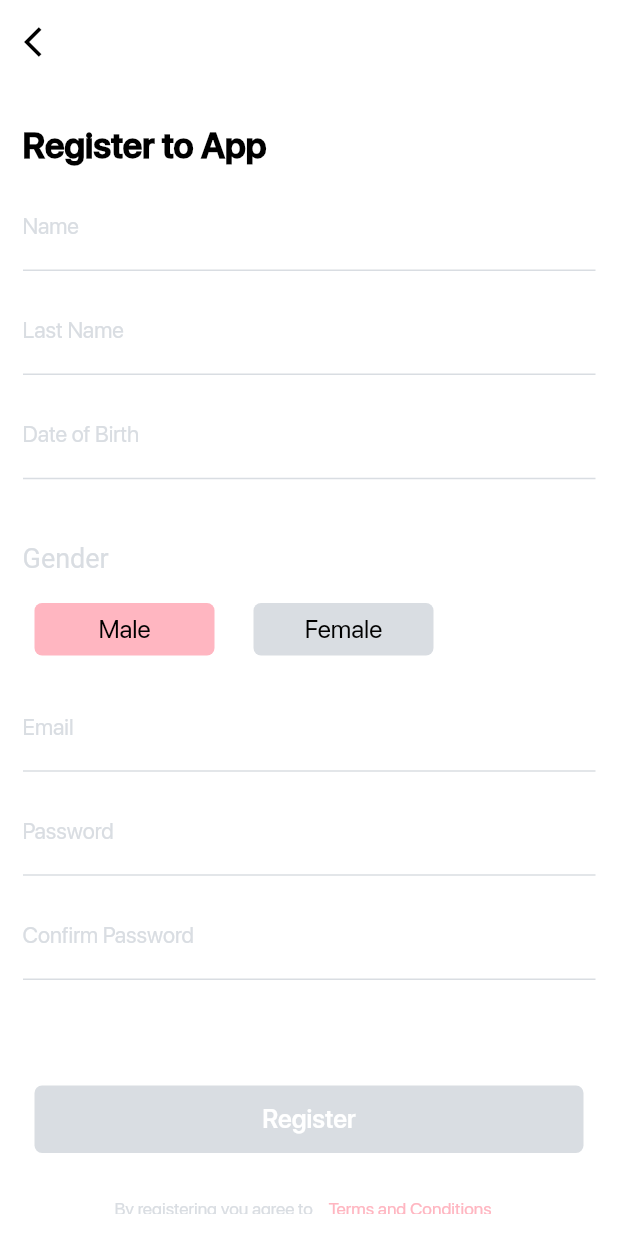
After one commit to SPARSHAGGARWAL17/dating-app, a Flutter app: the RegisterApp screen opened directly, on a phone screen of 412 x 824 dp. The commit adds this screen. Run offline on Flutter 3.47's test engine with Material 2 defaults, Android fonts, the phone set to English and light mode, and no system bars; our stand-ins replace font_awesome_flutter, pin_code_fields.

Commit message:
final changes

```diff
--- /dev/null
+++ b/lib/export.dart
@@ -0,0 +1,2 @@
+export  'package:flutter/material.dart';
+export './const.dart';
--- a/lib/main.dart
+++ b/lib/main.dart
@@ -1,6 +1,4 @@
 import 'package:bewp_life/routes.dart';
-import 'package:bewp_life/view/forgot-password/forgot-password.dart';
-import 'package:bewp_life/view/forgot-password/verify-pin.dart';
 import 'package:bewp_life/view/startup-screens/onboard.dart';
 import 'package:flutter/material.dart';
 
--- /dev/null
+++ b/lib/view/startup-screens/registerApp.dart
@@ -0,0 +1,225 @@
+import '../../export.dart';
+
+class RegisterApp extends StatefulWidget {
+  @override
+  _RegisterAppState createState() => _RegisterAppState();
+}
+
+class _RegisterAppState extends State<RegisterApp> {
+  @override
+  String currentGender = 'Male';
+  Widget build(BuildContext context) {
+    return Scaffold(
+      appBar: AppBar(
+        leading: Icon(
+          Icons.arrow_back_ios,
+          color: Colors.black,
+        ),
+        elevation: 0,
+        backgroundColor: Colors.transparent,
+      ),
+      body: SafeArea(
+        child: Padding(
+          padding: const EdgeInsets.all(15.0),
+          child: SingleChildScrollView(
+            child: Container(
+              height: 800,
+              child: Column(
+                mainAxisAlignment: MainAxisAlignment.spaceEvenly,
+                children: [
+                  Align(
+                    alignment: Alignment.topLeft,
+                    child: Text('Register to App',
+                        textAlign: TextAlign.left,
+                        style:
+                            buildTextStyle(weight: FontWeight.w900, size: 24)),
+                  ),
+                  TextFormField(
+                    decoration: InputDecoration(
+                        labelText: 'Name',
+                        enabledBorder: UnderlineInputBorder(
+                            borderSide: BorderSide(color: kGreyColor)),
+                        labelStyle: buildTextStyle(
+                          color: kGreyColor,
+                        )),
+                  ),
+                  TextFormField(
+                    decoration: InputDecoration(
+                        labelText: 'Last Name',
+                        enabledBorder: UnderlineInputBorder(
+                            borderSide: BorderSide(color: kGreyColor)),
+                        labelStyle: buildTextStyle(
+                          color: kGreyColor,
+                        )),
+                  ),
+                  TextFormField(
+                    decoration: InputDecoration(
+                        labelText: 'Date of Birth',
+                        enabledBorder: UnderlineInputBorder(
+                            borderSide: BorderSide(color: kGreyColor)),
+                        labelStyle: buildTextStyle(
+                          color: kGreyColor,
+                        )),
+                  ),
+                  SizedBox(
+                    height: 20,
+                  ),
+                  Align(
+                    alignment: Alignment.topLeft,
+                    child: Text(
+                      'Gender',
+                      style: TextStyle(color: kGreyColor, fontSize: 18),
+                    ),
+                  ),
+                  Row(
+                    children: [
+                      buildGenderButton('Male'),
+                      SizedBox(
+                        width: 10,
+                      ),
+                      buildGenderButton('Female'),
+                    ],
+                  ),
+                  TextFormField(
+                    decoration: InputDecoration(
+                        labelText: 'Email',
+                        enabledBorder: UnderlineInputBorder(
+                            borderSide: BorderSide(color: kGreyColor)),
+                        labelStyle: buildTextStyle(
+                          color: kGreyColor,
+                        )),
+                  ),
+                  TextFormField(
+                    decoration: InputDecoration(
+                        labelText: 'Password',
+                        enabledBorder: UnderlineInputBorder(
+                            borderSide: BorderSide(color: kGreyColor)),
+                        labelStyle: buildTextStyle(
+                          color: kGreyColor,
+                        )),
+                  ),
+                  TextFormField(
+                    decoration: InputDecoration(
+                        labelText: 'Confirm Password',
+                        enabledBorder: UnderlineInputBorder(
+                            borderSide: BorderSide(color: kGreyColor)),
+                        labelStyle: buildTextStyle(
+                          color: kGreyColor,
+                        )),
+                  ),
+                  SizedBox(
+                    height: 40,
+                  ),
+                  TextButton(
+                    onPressed: () {
+                      Null;
+                    },
+                    child: Container(
+                      width: double.maxFinite,
+                      height: 45,
+                      decoration: BoxDecoration(
+                        borderRadius: BorderRadius.circular(5),
+                        color: kGreyColor,
+                      ),
+                      child: Center(
+                        child: Text(
+                          'Register',
+                          style: buildTextStyle(
+                              size: 17,
+                              color: Colors.white,
+                              weight: FontWeight.bold),
+                        ),
+                      ),
+                    ),
+                  ),
+                  Container(
+                    child: Column(
+                      mainAxisAlignment: MainAxisAlignment.center,
+                      children: [
+                        Row(
+                          mainAxisAlignment: MainAxisAlignment.center,
+                          children: [
+                            Text(
+                              'By registering you agree to ',
+                              style:
+                                  buildTextStyle(color: kGreyColor, size: 12),
+                            ),
+                            TextButton(
+                              onPressed: () {
+                                Null;
+                              },
+                              style: ButtonStyle(
+                                  tapTargetSize:
+                                      MaterialTapTargetSize.shrinkWrap),
+                              child: Text(
+                                'Terms and Conditions',
+                                style: buildTextStyle(
+                                    color: kPrimaryColor, size: 12),
+                              ),
+                            ),
+                          ],
+                        ),
+                        Row(
+                          mainAxisAlignment: MainAxisAlignment.center,
+                          children: [
+                            Text(
+                              'and ',
+                              style:
+                                  buildTextStyle(color: kGreyColor, size: 12),
+                            ),
+                            TextButton(
+                              onPressed: () {
+                                Null;
+                              },
+                              style: ButtonStyle(
+                                  tapTargetSize:
+                                      MaterialTapTargetSize.shrinkWrap),
+                              child: Text(
+                                'Privacy Policy ',
+                                style: buildTextStyle(
+                                    color: kPrimaryColor, size: 12),
+                              ),
+                            ),
+                            Text(
+                              'at the Verma ',
+                              style:
+                                  buildTextStyle(color: kGreyColor, size: 12),
+                            ),
+                          ],
+                        ),
+                      ],
+                    ),
+                  )
+                ],
+              ),
+            ),
+          ),
+        ),
+      ),
+    );
+  }
+
+  TextButton buildGenderButton(String title) {
+    return TextButton(
+      onPressed: () {
+        currentGender = title;
+        setState(() {});
+      },
+      child: Container(
+        decoration: BoxDecoration(
+          borderRadius: BorderRadius.circular(5),
+          color: currentGender == title ? kPrimaryColor : kGreyColor,
+        ),
+        height: 35,
+        width: 120,
+        child: Center(
+          child: Text(
+            title,
+            style: buildTextStyle(size: 17),
+            textAlign: TextAlign.center,
+          ),
+        ),
+      ),
+    );
+  }
+}
```
Also changed, not shown: lib/view/startup-screens/new-password.dart (added, +102 -0 lines), lib/view/startup-screens/number-verify.dart (added, +130 -0 lines), lib/view/startup-screens/otp-verify.dart (added, +160 -0 lines), pubspec.lock.
